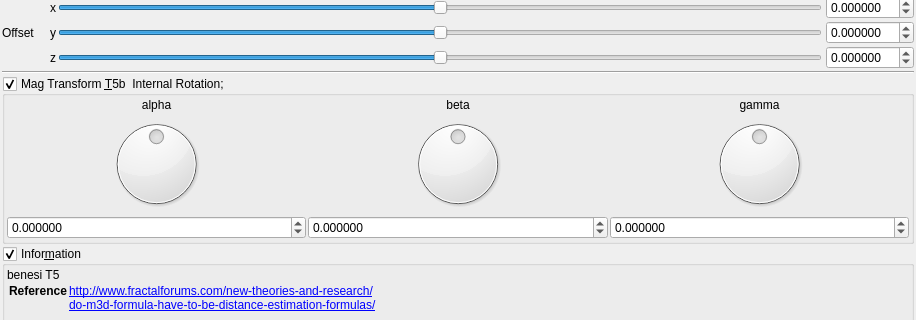
Above: mandelbulber2/qt_data/fractal_transf_benesi_T5b.ui from buddhi1980/mandelbulber2 before the change; both pictures show x 0 to 916 and y 246 to 566 of the 916 by 1265 pixel window. Below: the same form after it.
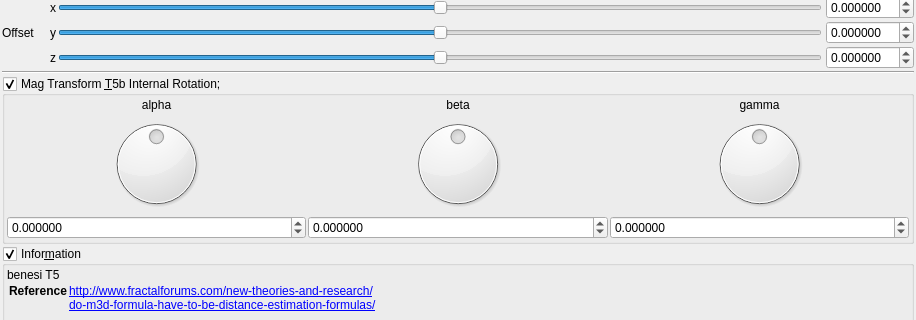
That is the form after the change. Custom widgets are drawn as their Qt base class.

Diff of the .ui file:
```diff
--- a/mandelbulber2/qt_data/fractal_transf_benesi_T5b.ui
+++ b/mandelbulber2/qt_data/fractal_transf_benesi_T5b.ui
@@ -666,7 +666,7 @@
    <item>
     <widget class="MyGroupBox" name="groupCheck_transf_rotation_enabled">
      <property name="title">
-      <string>Mag Transform &amp;T5b  Internal Rotation;</string>
+      <string>Mag Transform &amp;T5b Internal Rotation;</string>
      </property>
      <property name="checkable">
       <bool>true</bool>
```
